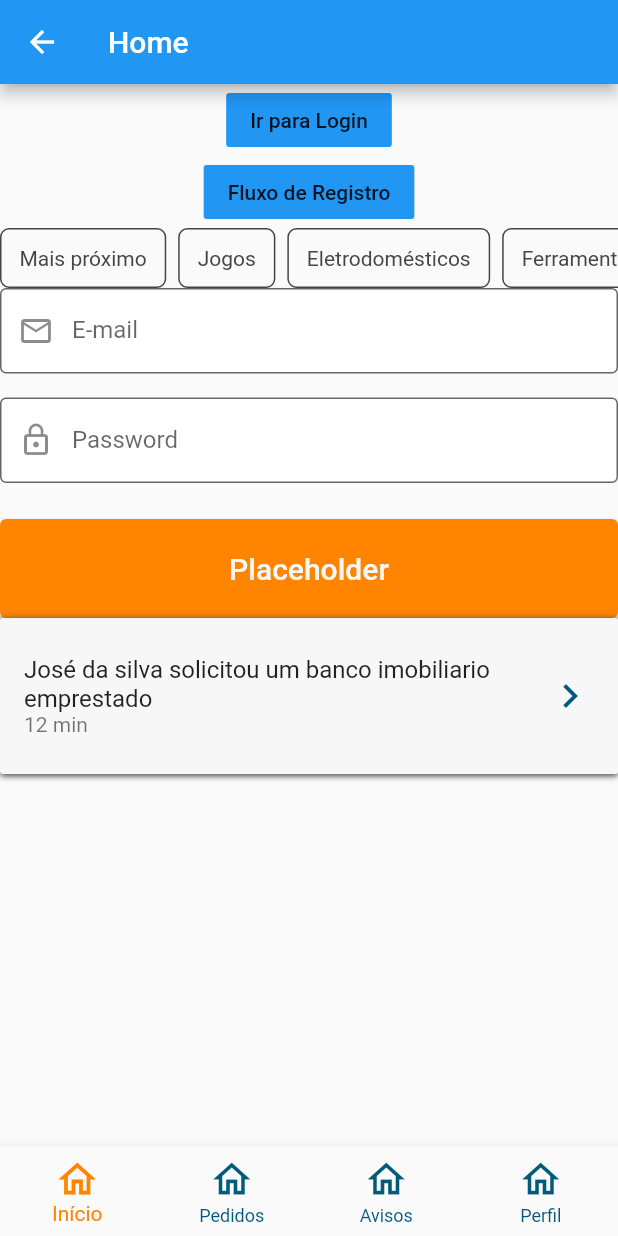
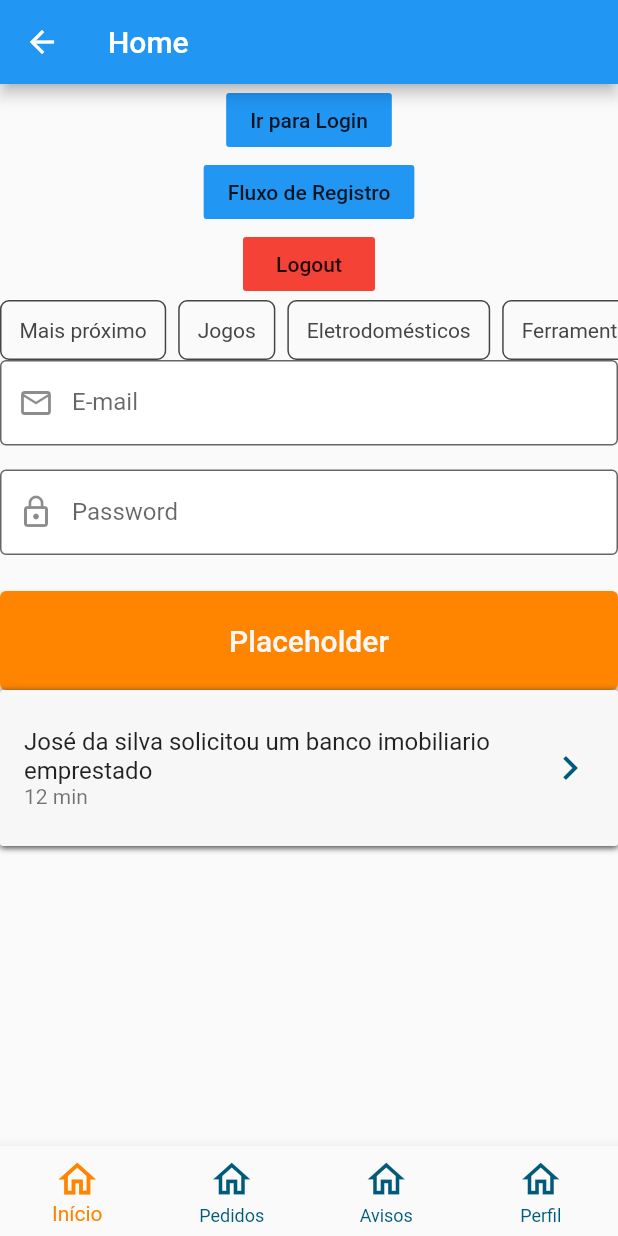
Before and after one commit to Lend-it/Front, a Flutter app: the HomePage screen opened by its route, on a phone screen of 412 x 824 dp. Run offline on Flutter 3.47's test engine with Material 2 defaults, Android fonts, the phone set to English and light mode, and no system bars; our stand-ins replace flushbar, flutter_svg, geolocator, google_maps_flutter, shared_preferences; missing offline and left inert: smart_select; accounts and stored records are empty.

Commit message:
feat: fga-eps-mds/2020.2-Lend.it#111 Create clean token function for logout and delete stack navigation
Co-authored-by: Thiago Mesquita <thiago099carvalho@gmail.com>

```diff
--- a/lib/controller/session.controller.dart
+++ b/lib/controller/session.controller.dart
@@ -15,7 +15,11 @@ class SessionController {
     await localStorage.setString('token', token);
   }
 
-  void cleanToken() {}
+  void cleanToken(BuildContext context) async {
+    SharedPreferences localStorage = await SharedPreferences.getInstance();
+    localStorage.remove('token');
+    Navigator.of(context).pushNamedAndRemoveUntil('/login', (route) => false);
+  }
 
   void createSession(
     String email,
--- a/lib/view/home/home_page.dart
+++ b/lib/view/home/home_page.dart
@@ -1,5 +1,6 @@
 import 'package:flutter/material.dart';
 import 'package:flutter/widgets.dart';
+import 'package:front/controller/session.controller.dart';
 import 'package:front/routes/app_routes.dart';
 import 'package:front/view/auth/register_page.dart';
 import 'package:front/model/category.model.dart';
@@ -85,6 +86,13 @@ class _HomePageState extends State<HomePage> {
             child: Text('Fluxo de Registro'),
             color: Colors.blue,
           ),
+          FlatButton(
+            onPressed: () {
+              new SessionController().cleanToken(context);
+            },
+            child: Text('Logout'),
+            color: Colors.red,
+          ),
           CategoryChipList(),
           Input(
             type: TextInputType.emailAddress,
```
